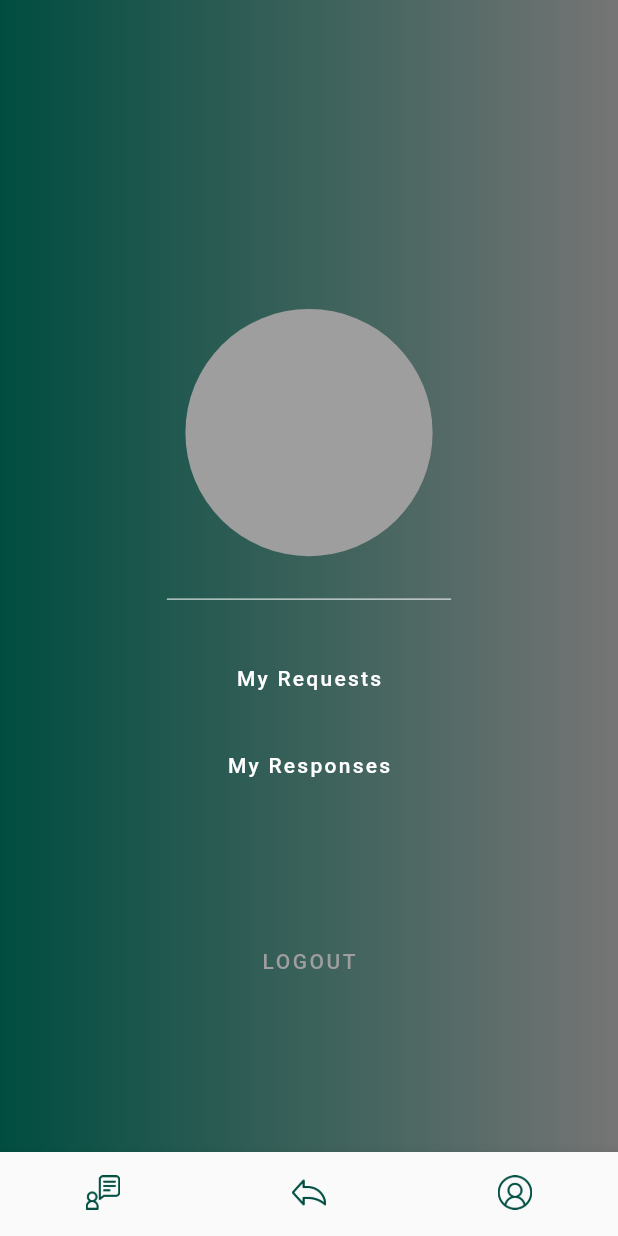
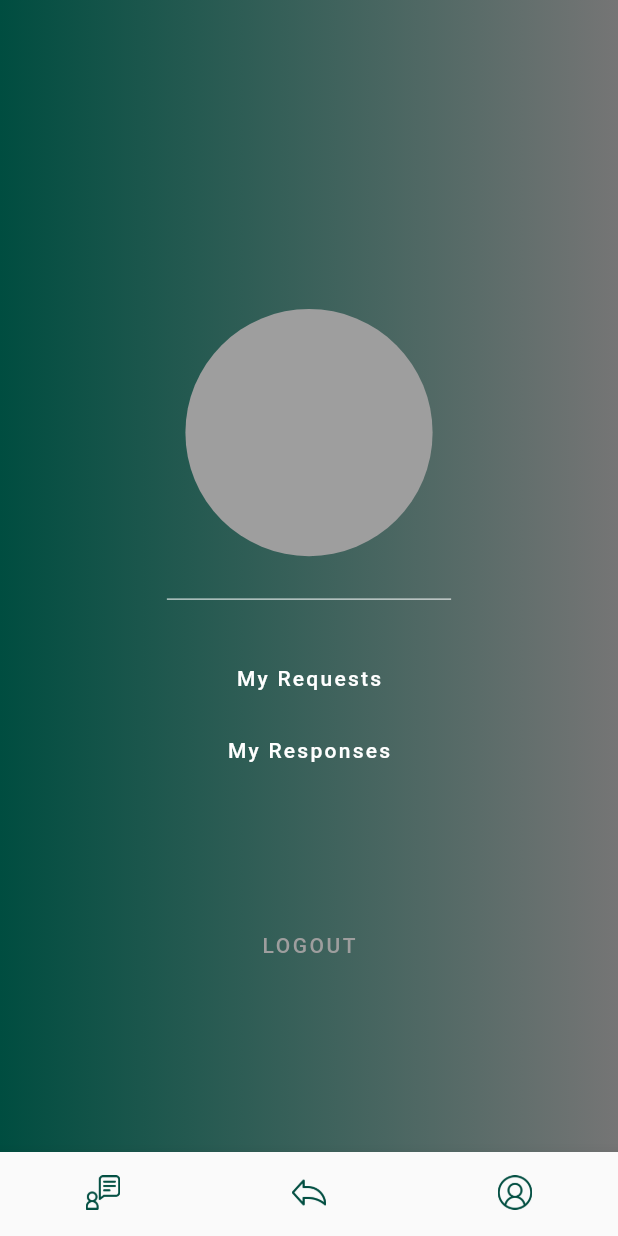
Before and after one commit to nataniayp/plEASE, a Flutter app: the screen it shows once a user with an empty profile is signed in, item 3 of the bottom bar chosen, on a phone screen of 412 x 824 dp. Run offline on Flutter 3.47's test engine with Material 2 defaults, Android fonts, the phone set to English and light mode, and no system bars; our stand-ins replace cloud_firestore, firebase_auth, firebase_core, flutter_spinkit; accounts and stored records are empty.

Commit message:
removed SizedBox between texts

```diff
--- a/lib/screens/profile.dart
+++ b/lib/screens/profile.dart
@@ -59,9 +59,9 @@ class _ProfileState extends State<Profile> {
                       )
                   ),
                 ),
-                SizedBox(
-                  height: 0.0125 * size.height,
-                ),
+                // SizedBox(
+                //   height: 0.002 * size.height,
+                // ),
                 TextButton(
                   onPressed: () {
                     Navigator.pushNamed(context, '/my_responses');
```
